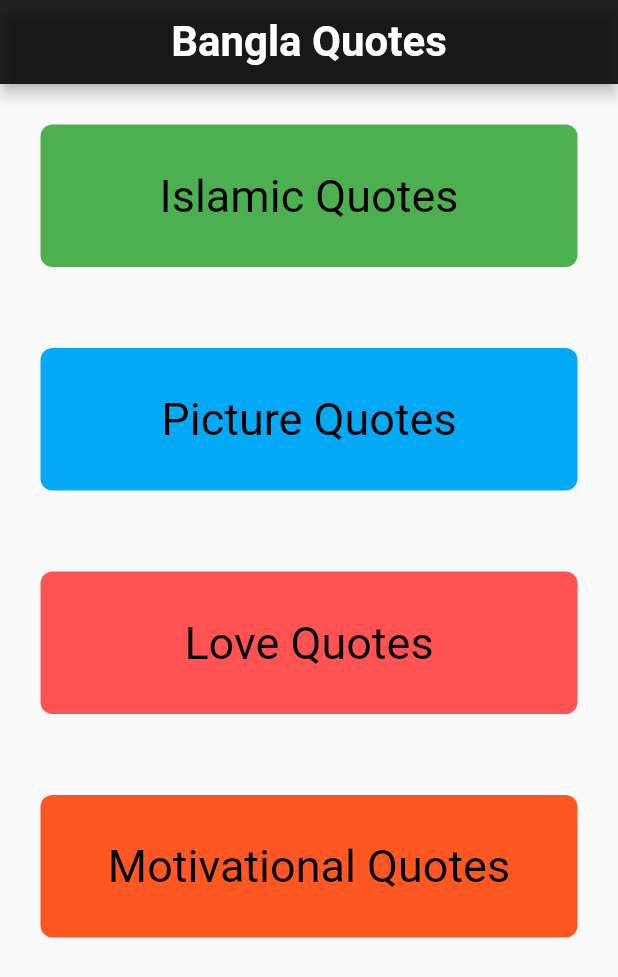
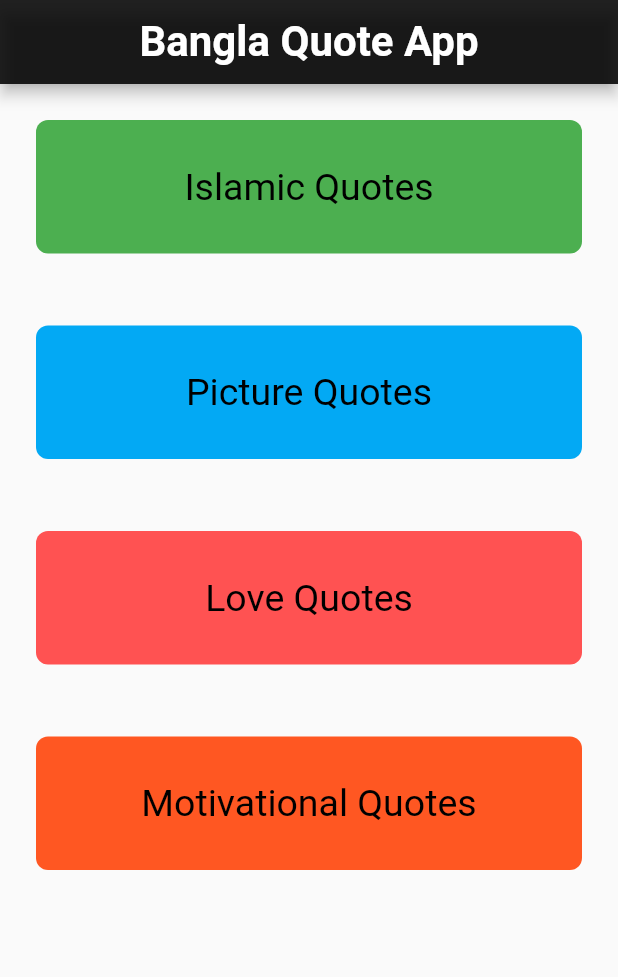
Before and after one commit to mhr75/QuoteApp, a Flutter app: the screen it shows after launch, on a phone screen of 412 x 824 dp. Shown: the top 977 px of the screen. Run offline on Flutter 3.47's test engine with Material 2 defaults, Android fonts, the light colour scheme and no system bars.

Commit message:
comit 3
love quotes and motivational quotes data pushed and designed 2 layouts

```diff
--- a/lib/main.dart
+++ b/lib/main.dart
@@ -1,3 +1,7 @@
+import 'package:bangla_quotes_app/IslamiQuotes.dart';
+import 'package:bangla_quotes_app/LoveQuotes.dart';
+import 'package:bangla_quotes_app/MotivationalQuotes.dart';
+import 'package:bangla_quotes_app/PictureQuotes.dart';
 import 'package:flutter/material.dart';
 
 void main() {
@@ -26,7 +30,7 @@ class _HomePageState extends State<HomePage> {
       appBar: AppBar(
         centerTitle: true,
         title: Text(
-          "Bangla Quotes",
+          "Bangla Quote App",
           style: TextStyle(
             fontSize: 28,
             fontWeight: FontWeight.bold,
@@ -36,8 +40,17 @@ class _HomePageState extends State<HomePage> {
       ),
       body: Column(
         children: <Widget>[
-          Padding(
-            padding: const EdgeInsets.all(27.0),
+          GestureDetector(
+            onTap: () {
+              Navigator.push(
+                context,
+                MaterialPageRoute(
+                  builder: (context) => IslamicQuotes(),
+                ),
+              );
+            },
+            child: Padding(
+              padding: const EdgeInsets.all(24.0),
               child: Container(
                 decoration: BoxDecoration(
                   color: Colors.green,
@@ -49,7 +62,7 @@ class _HomePageState extends State<HomePage> {
                     child: Text(
                       "Islamic Quotes",
                       style: TextStyle(
-                      fontSize: 30,
+                        fontSize: 25,
                         color: Colors.black,
                       ),
                     ),
@@ -57,8 +70,18 @@ class _HomePageState extends State<HomePage> {
                 ),
               ),
             ),
-          Padding(
-            padding: const EdgeInsets.all(27),
+          ),
+          GestureDetector(
+            onTap: () {
+              Navigator.push(
+                context,
+                MaterialPageRoute(
+                  builder: (context) => PictureQuotes(),
+                ),
+              );
+            },
+            child: Padding(
+              padding: const EdgeInsets.all(24.0),
               child: Container(
                 decoration: BoxDecoration(
                   color: Colors.lightBlue,
@@ -70,7 +93,7 @@ class _HomePageState extends State<HomePage> {
                     child: Text(
                       "Picture Quotes",
                       style: TextStyle(
-                      fontSize: 30,
+                        fontSize: 25,
                         color: Colors.black,
                       ),
                     ),
@@ -78,8 +101,18 @@ class _HomePageState extends State<HomePage> {
                 ),
               ),
             ),
-          Padding(
-            padding: const EdgeInsets.all(27),
+          ),
+          GestureDetector(
+            onTap: () {
+              Navigator.push(
+                context,
+                MaterialPageRoute(
+                  builder: (context) => LoveQuotes(),
+                ),
+              );
+            },
+            child: Padding(
+              padding: const EdgeInsets.all(24.0),
               child: Container(
                 decoration: BoxDecoration(
                   color: Colors.redAccent,
@@ -91,7 +124,7 @@ class _HomePageState extends State<HomePage> {
                     child: Text(
                       "Love Quotes",
                       style: TextStyle(
-                      fontSize: 30,
+                        fontSize: 25,
                         color: Colors.black,
                       ),
                     ),
@@ -99,8 +132,18 @@ class _HomePageState extends State<HomePage> {
                 ),
               ),
             ),
-          Padding(
-            padding: const EdgeInsets.all(27.0),
+          ),
+          GestureDetector(
+            onTap: () {
+              Navigator.push(
+                context,
+                MaterialPageRoute(
+                  builder: (context) => MotivationalQuotes(),
+                ),
+              );
+            },
+            child: Padding(
+              padding: const EdgeInsets.all(24.0),
               child: Container(
                 decoration: BoxDecoration(
                   color: Colors.deepOrange,
@@ -112,8 +155,9 @@ class _HomePageState extends State<HomePage> {
                     child: Text(
                       "Motivational Quotes",
                       style: TextStyle(
-                      fontSize: 30,
+                        fontSize: 25,
                         color: Colors.black,
+                      ),
                     ),
                   ),
                 ),
```
Also changed, not shown: lib/IslamiQuotes.dart (added, +18 -0 lines), lib/LoveQuotes.dart (added, +104 -0 lines), lib/MotivationalQuotes.dart (added, +102 -0 lines), lib/PictureQuotes.dart (added, +58 -0 lines), pubspec.yaml (+6 -3 lines), images/1.jpg (renamed from img/IMG_20200107_141247.jpg), images/2.jpg (renamed from img/IMG_20200107_141307.jpg), images/3.jpg (renamed from img/IMG_20200107_141319.jpg), images/4.jpg (renamed from img/IMG_20200107_141341.jpg), images/5.jpg (added), pubspec.lock. Lines whose indentation alone changed are shown as unchanged.
